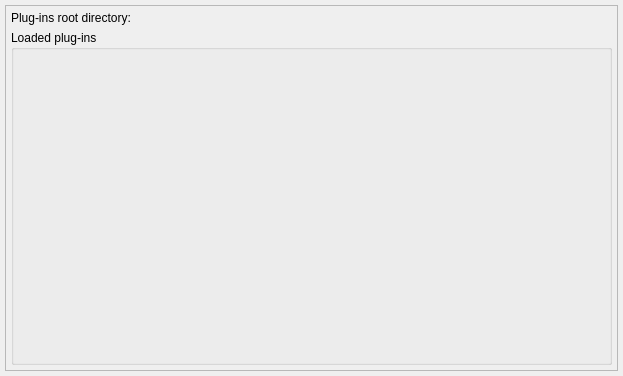
First picture: the form in libs/libgui/ui/settings/pluginsconfigwidget.ui, repository pgmodeler/pgmodeler, before the edit.
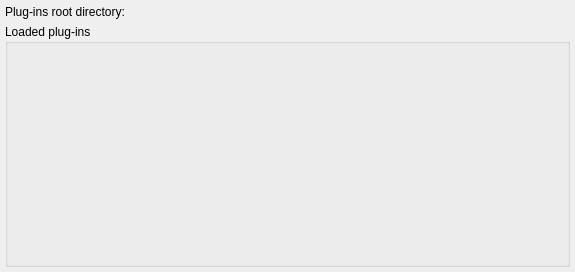
Second picture: the form after the edit.

Commit message: Removed extra frames in pluginsconfigwidget.ui, connectionsconfigwidget.ui and snippetsconfigwidget.ui

Diff of the .ui file:
```diff
--- a/libs/libgui/ui/settings/pluginsconfigwidget.ui
+++ b/libs/libgui/ui/settings/pluginsconfigwidget.ui
@@ -6,69 +6,28 @@
    <rect>
     <x>0</x>
     <y>0</y>
-    <width>623</width>
-    <height>376</height>
+    <width>575</width>
+    <height>272</height>
    </rect>
   </property>
   <property name="windowTitle">
    <string>Form</string>
   </property>
-  <layout class="QGridLayout" name="gridLayout">
-   <property name="leftMargin">
-    <number>5</number>
-   </property>
-   <property name="topMargin">
-    <number>5</number>
-   </property>
-   <property name="rightMargin">
-    <number>5</number>
-   </property>
-   <property name="bottomMargin">
-    <number>5</number>
-   </property>
-   <property name="spacing">
-    <number>5</number>
-   </property>
-   <item row="0" column="0">
-    <widget class="QFrame" name="frame">
-     <property name="frameShape">
-      <enum>QFrame::StyledPanel</enum>
-     </property>
-     <property name="frameShadow">
-      <enum>QFrame::Raised</enum>
-     </property>
-     <layout class="QVBoxLayout" name="verticalLayout_2">
-      <property name="spacing">
-       <number>5</number>
-      </property>
-      <property name="leftMargin">
-       <number>5</number>
-      </property>
-      <property name="topMargin">
-       <number>5</number>
-      </property>
-      <property name="rightMargin">
-       <number>5</number>
-      </property>
-      <property name="bottomMargin">
-       <number>5</number>
-      </property>
-      <item>
        <layout class="QVBoxLayout" name="plugins_layout">
         <property name="spacing">
          <number>5</number>
         </property>
         <property name="leftMargin">
-         <number>0</number>
+    <number>5</number>
         </property>
         <property name="topMargin">
-         <number>0</number>
+    <number>5</number>
         </property>
         <property name="rightMargin">
-         <number>0</number>
+    <number>5</number>
         </property>
         <property name="bottomMargin">
-         <number>0</number>
+    <number>5</number>
         </property>
         <item>
          <widget class="QLabel" name="root_dir_lbl">
@@ -94,11 +53,6 @@
           <property name="title">
            <string>Loaded plug-ins</string>
           </property>
-         </widget>
-        </item>
-       </layout>
-      </item>
-     </layout>
     </widget>
    </item>
   </layout>
```
Lines whose indentation alone changed are shown as unchanged. The commit also changes 3 other files.
